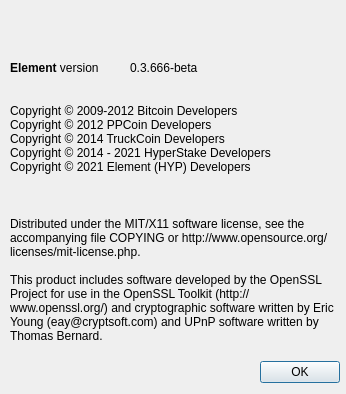
Above: src/qt/forms/aboutdialog.ui from scificrypto/HyperStake before the change. Below: the same form after it.
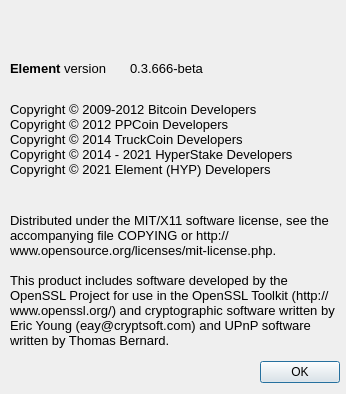
That is the form after the change. Icons and pictures are not drawn.

```diff
--- a/src/qt/forms/aboutdialog.ui
+++ b/src/qt/forms/aboutdialog.ui
@@ -41,6 +41,11 @@
      <height>119</height>
     </rect>
    </property>
+   <property name="font">
+    <font>
+     <pointsize>10</pointsize>
+    </font>
+   </property>
    <property name="cursor">
     <cursorShape>IBeamCursor</cursorShape>
    </property>
@@ -66,6 +71,11 @@
      <height>187</height>
     </rect>
    </property>
+   <property name="font">
+    <font>
+     <pointsize>10</pointsize>
+    </font>
+   </property>
    <property name="cursor">
     <cursorShape>IBeamCursor</cursorShape>
    </property>
@@ -107,6 +117,11 @@
      <height>17</height>
     </rect>
    </property>
+   <property name="font">
+    <font>
+     <pointsize>10</pointsize>
+    </font>
+   </property>
    <property name="cursor">
     <cursorShape>IBeamCursor</cursorShape>
    </property>
@@ -126,6 +141,11 @@
      <height>17</height>
     </rect>
    </property>
+   <property name="font">
+    <font>
+     <pointsize>10</pointsize>
+    </font>
+   </property>
    <property name="cursor">
     <cursorShape>IBeamCursor</cursorShape>
    </property>
```
